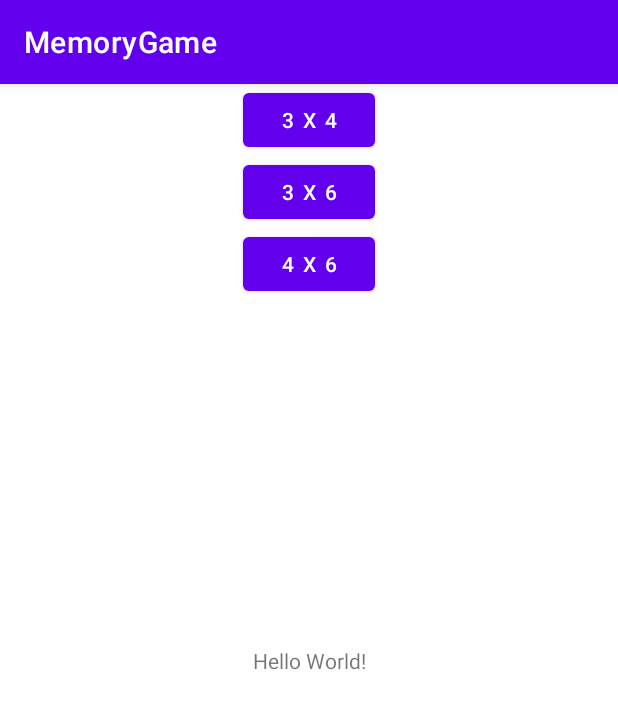
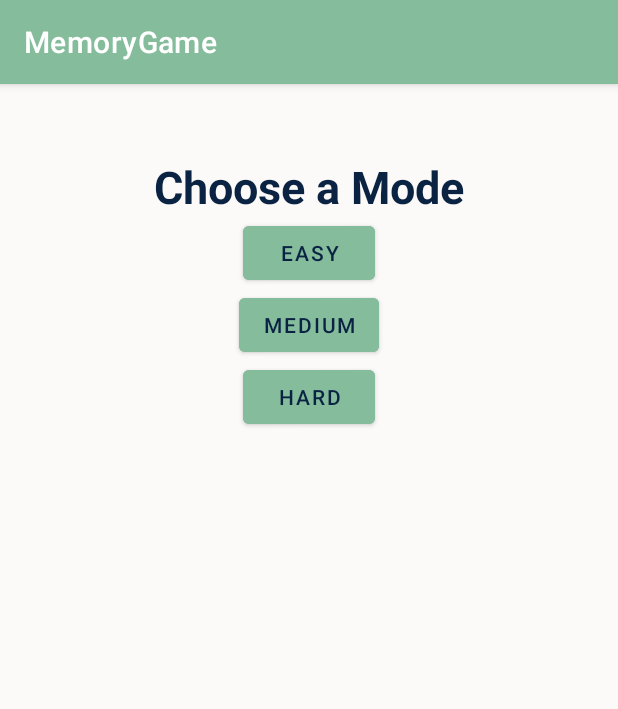
Before and after one commit to katherine-co/CS4750-MemoryGame, an Android app: the screen it shows after launch (MainActivity), on a phone screen of 412 x 824 dp. Shown: the top 709 px of the screen. Run offline under Robolectric (Android 15) with nearby library versions, the phone set to English and light mode, and no system bars.

Commit message:
changed home screen colors

```diff
--- a/app/src/main/res/layout/activity_main.xml
+++ b/app/src/main/res/layout/activity_main.xml
@@ -3,16 +3,20 @@
 	xmlns:android="http://schemas.android.com/apk/res/android"
 	xmlns:tools="http://schemas.android.com/tools"
 	xmlns:app="http://schemas.android.com/apk/res-auto"
-    android:layout_width="match_parent"
-    android:layout_height="match_parent"
-    tools:context="com.android.memoryGame.MainActivity">
+	android:layout_width="match_parent"
+	android:layout_height="match_parent"
+	android:background="#fcfaf8"
+	tools:context="com.android.memoryGame.MainActivity">
 
 	<TextView
 		android:id="@+id/textView2"
 		android:layout_width="wrap_content"
 		android:layout_height="wrap_content"
-		android:text="Hello World!"
-		app:layout_constraintBottom_toBottomOf="parent"
+		android:text="Choose a Mode"
+		android:textSize="30sp"
+		android:textStyle="bold"
+		android:textColor="#0a2342"
+		app:layout_constraintBottom_toBottomOf="@id/easy"
 		app:layout_constraintLeft_toLeftOf="parent"
 		app:layout_constraintRight_toRightOf="parent"
 		app:layout_constraintTop_toTopOf="parent" />
@@ -21,27 +25,34 @@
 		android:id="@+id/easy"
 		android:layout_width="wrap_content"
 		android:layout_height="wrap_content"
-		android:text="3 x 4"
+		android:text="Easy"
+		android:textColor="#0a2342"
+		android:backgroundTint="#84bc9c"
 		app:layout_constraintLeft_toLeftOf="parent"
 		app:layout_constraintRight_toRightOf="parent"
-		app:layout_constraintTop_toTopOf="parent" />
+		app:layout_constraintTop_toTopOf="@id/medium"
+		app:layout_constraintBottom_toBottomOf="@id/textView2"/>
 
 	<Button
 		android:id="@+id/medium"
 		android:layout_width="wrap_content"
 		android:layout_height="wrap_content"
-		android:text="3 x 6"
+		android:text="Medium"
+		android:textColor="#0a2342"
+		android:backgroundTint="#84bc9c"
 		app:layout_constraintLeft_toLeftOf="parent"
 		app:layout_constraintRight_toRightOf="parent"
-		app:layout_constraintTop_toBottomOf="@+id/easy" />
+		app:layout_constraintTop_toBottomOf="@id/easy" />
 
 	<Button
 		android:id="@+id/hard"
 		android:layout_width="wrap_content"
 		android:layout_height="wrap_content"
-		android:text="4 x 6"
+		android:text="Hard"
+		android:textColor="#0a2342"
+		android:backgroundTint="#84bc9c"
 		app:layout_constraintLeft_toLeftOf="parent"
 		app:layout_constraintRight_toRightOf="parent"
-		app:layout_constraintTop_toBottomOf="@+id/medium" />
+		app:layout_constraintTop_toBottomOf="@id/medium" />
 
 </androidx.constraintlayout.widget.ConstraintLayout>
--- a/app/src/main/res/values/themes.xml
+++ b/app/src/main/res/values/themes.xml
@@ -2,9 +2,9 @@
     <!-- Base application theme. -->
     <style name="Theme.MemoryGame" parent="Theme.MaterialComponents.DayNight.DarkActionBar">
         <!-- Primary brand color. -->
-        <item name="colorPrimary">@color/purple_500</item>
-        <item name="colorPrimaryVariant">@color/purple_700</item>
-        <item name="colorOnPrimary">@color/white</item>
+        <item name="colorPrimary">#84bc9c</item>
+        <item name="colorPrimaryVariant">#2d3047</item>
+        <item name="colorOnPrimary">#140f1f</item>
         <!-- Secondary brand color. -->
         <item name="colorSecondary">@color/teal_200</item>
         <item name="colorSecondaryVariant">@color/teal_700</item>
```
